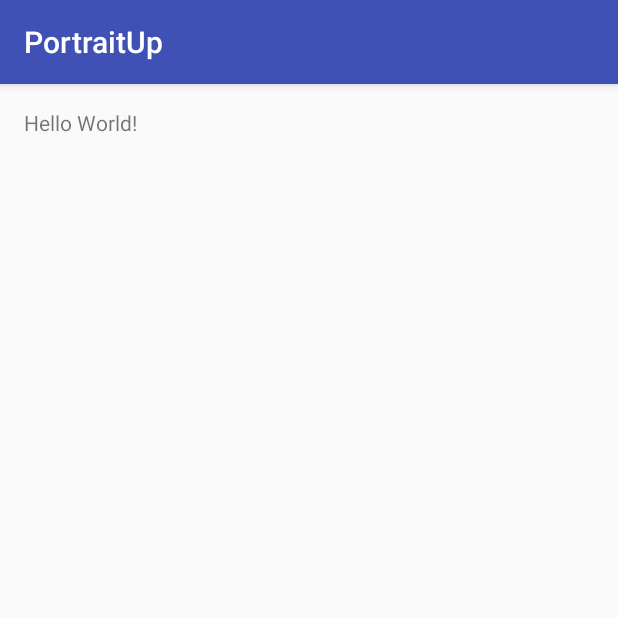
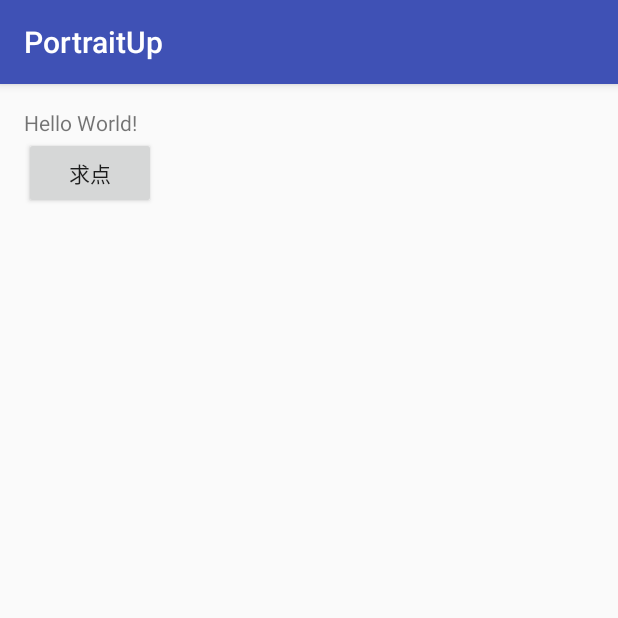
Before and after one commit to shengjinbing/PortraitUp, an Android app: the screen it shows after launch (MainActivity), on a phone screen of 412 x 824 dp, the top half of it. Run offline under Robolectric (Android 15) with nearby library versions, the phone set to English and light mode, and no system bars.

Commit message:
点俺干啥呢

```diff
--- a/app/src/main/java/cn/lixiang/portraitup/MainActivity.java
+++ b/app/src/main/java/cn/lixiang/portraitup/MainActivity.java
@@ -1,7 +1,9 @@
 package cn.lixiang.portraitup;
 
+import android.os.Bundle;
 import android.support.v7.app.AppCompatActivity;
-import android.os.Bundle;
+import android.view.View;
+import android.widget.Toast;
 
 public class MainActivity extends AppCompatActivity {
 
@@ -9,5 +11,11 @@ public class MainActivity extends AppCompatActivity {
     protected void onCreate(Bundle savedInstanceState) {
         super.onCreate(savedInstanceState);
         setContentView(R.layout.activity_main);
+
+
+    }
+
+    public void qiudian(View view) {
+        Toast.makeText(this, "点俺干啥呢", Toast.LENGTH_SHORT).show();
     }
 }
--- a/app/src/main/res/layout/activity_main.xml
+++ b/app/src/main/res/layout/activity_main.xml
@@ -1,5 +1,5 @@
 <?xml version="1.0" encoding="utf-8"?>
-<RelativeLayout
+<LinearLayout
     android:id="@+id/activity_main"
     xmlns:android="http://schemas.android.com/apk/res/android"
     xmlns:tools="http://schemas.android.com/tools"
@@ -9,10 +9,19 @@
     android:paddingLeft="@dimen/activity_horizontal_margin"
     android:paddingRight="@dimen/activity_horizontal_margin"
     android:paddingTop="@dimen/activity_vertical_margin"
+    android:orientation="vertical"
     tools:context="cn.lixiang.portraitup.MainActivity">
 
     <TextView
         android:layout_width="wrap_content"
         android:layout_height="wrap_content"
         android:text="Hello World!"/>
-</RelativeLayout>
+
+    <Button
+        android:onClick="qiudian"
+        android:text="求点"
+        android:layout_width="wrap_content"
+        android:layout_height="wrap_content"/>
+
+
+</LinearLayout>
```
